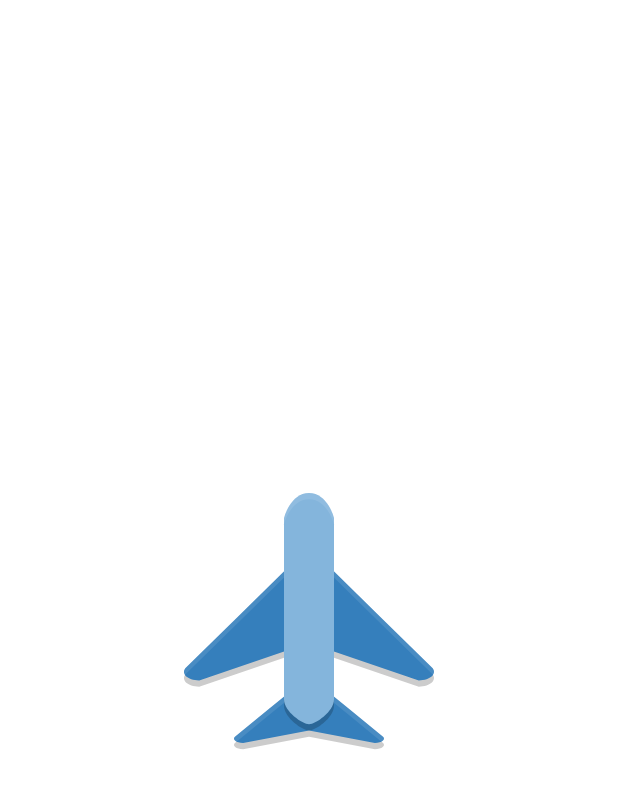
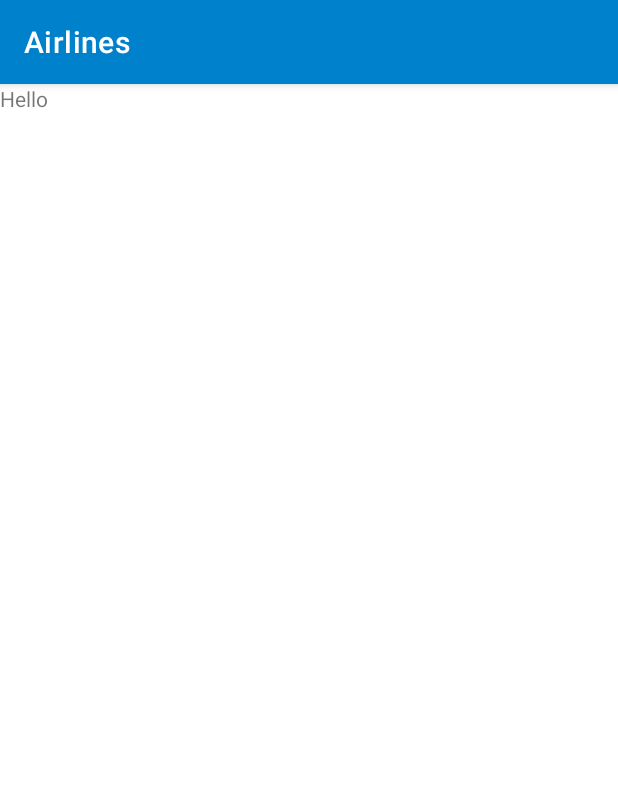
Before and after one commit to tilakas13/KoltinAirlinesApp, an Android app: the screen it shows after launch (MainActivity), on a phone screen of 412 x 824 dp. Shown: the top 788 px of the screen. Run offline under Robolectric (Android 15) with nearby library versions, the phone set to English and light mode, and no system bars.

Commit message:
Added navigation component

```diff
--- a/app/build.gradle
+++ b/app/build.gradle
@@ -43,7 +43,11 @@ dependencies {
     implementation 'androidx.constraintlayout:constraintlayout:2.0.4'
     implementation 'androidx.lifecycle:lifecycle-livedata-ktx:2.2.0'
     implementation 'androidx.lifecycle:lifecycle-viewmodel-ktx:2.2.0'
-    implementation 'androidx.legacy:legacy-support-v4:1.0.0'
+
+    def nav_version = "2.3.2"
+    implementation "androidx.navigation:navigation-fragment-ktx:$nav_version"
+    implementation "androidx.navigation:navigation-ui-ktx:$nav_version"
+
     testImplementation 'junit:junit:4.+'
     androidTestImplementation 'androidx.test.ext:junit:1.1.2'
     androidTestImplementation 'androidx.test.espresso:espresso-core:3.3.0'
--- a/app/src/main/AndroidManifest.xml
+++ b/app/src/main/AndroidManifest.xml
@@ -1,6 +1,6 @@
 <?xml version="1.0" encoding="utf-8"?>
 <manifest xmlns:android="http://schemas.android.com/apk/res/android"
-    package="com.apps.tilak.koltinairlinesapp">
+    package="com.apps.tilak.airlines">
 
     <application
         android:allowBackup="true"
@@ -9,7 +9,7 @@
         android:roundIcon="@mipmap/ic_launcher_round"
         android:supportsRtl="true"
         android:theme="@style/Theme.KoltinAirlinesApp">
-        <activity android:name=".MainActivity">
+        <activity android:name="com.apps.tilak.airlines.MainActivity">
             <intent-filter>
                 <action android:name="android.intent.action.MAIN" />
 
--- /dev/null
+++ b/app/src/main/java/com/apps/tilak/airlines/ui/main/AirlineListFragment.kt
@@ -0,0 +1,34 @@
+package com.apps.tilak.airlines.ui.main
+
+import androidx.lifecycle.ViewModelProvider
+import android.os.Bundle
+import androidx.fragment.app.Fragment
+import android.view.LayoutInflater
+import android.view.View
+import android.view.ViewGroup
+import androidx.appcompat.app.AppCompatActivity
+import com.apps.tilak.airlines.R
+
+class AirlineListFragment : Fragment() {
+
+    companion object {
+        fun newInstance() = AirlineListFragment()
+    }
+
+    private lateinit var viewModel: AirlineListViewModel
+
+    override fun onCreateView(
+        inflater: LayoutInflater, container: ViewGroup?,
+        savedInstanceState: Bundle?
+    ): View? {
+        return inflater.inflate(R.layout.airline_list_fragment, container, false)
+    }
+
+    override fun onActivityCreated(savedInstanceState: Bundle?) {
+        super.onActivityCreated(savedInstanceState)
+        (requireActivity() as AppCompatActivity).supportActionBar?.show()
+        viewModel = ViewModelProvider(this).get(AirlineListViewModel::class.java)
+        // TODO: Use the ViewModel
+    }
+
+}
--- /dev/null
+++ b/app/src/main/java/com/apps/tilak/airlines/ui/main/AirlineListViewModel.kt
@@ -0,0 +1,7 @@
+package com.apps.tilak.airlines.ui.main
+
+import androidx.lifecycle.ViewModel
+
+class AirlineListViewModel : ViewModel() {
+    // TODO: Implement the ViewModel
+}
--- a/app/src/main/java/com/apps/tilak/koltinairlinesapp/ui/main/SplashFragment.kt
+++ b/app/src/main/java/com/apps/tilak/airlines/ui/main/SplashFragment.kt
@@ -1,14 +1,16 @@
-package com.apps.tilak.koltinairlinesapp.ui.main
+package com.apps.tilak.airlines.ui.main
 
-import androidx.lifecycle.ViewModelProvider
 import android.os.Bundle
-import androidx.fragment.app.Fragment
+import android.os.Handler
+import android.os.Looper
 import android.view.LayoutInflater
 import android.view.View
 import android.view.ViewGroup
-import android.view.Window
 import androidx.appcompat.app.AppCompatActivity
-import com.apps.tilak.koltinairlinesapp.R
+import androidx.fragment.app.Fragment
+import androidx.lifecycle.ViewModelProvider
+import androidx.navigation.fragment.findNavController
+import com.apps.tilak.airlines.R
 
 class SplashFragment : Fragment() {
 
@@ -27,7 +29,13 @@ class SplashFragment : Fragment() {
     override fun onActivityCreated(savedInstanceState: Bundle?) {
         super.onActivityCreated(savedInstanceState)
         viewModel = ViewModelProvider(this).get(SplashViewModel::class.java)
-        // TODO: Use the ViewModel
+
+
+        Handler(Looper.getMainLooper()).postDelayed(object : Runnable {
+            override fun run() {
+                findNavController().navigate(R.id.action_splash_to_list_airline)
+            }
+        },2500)
     }
 
 }
--- a/app/src/main/java/com/apps/tilak/koltinairlinesapp/ui/main/SplashViewModel.kt
+++ b/app/src/main/java/com/apps/tilak/airlines/ui/main/SplashViewModel.kt
@@ -1,4 +1,4 @@
-package com.apps.tilak.koltinairlinesapp.ui.main
+package com.apps.tilak.airlines.ui.main
 
 import androidx.lifecycle.ViewModel
 
--- a/app/src/main/java/com/apps/tilak/koltinairlinesapp/MainActivity.kt
+++ /dev/null
@@ -1,18 +0,0 @@
-package com.apps.tilak.koltinairlinesapp
-
-import androidx.appcompat.app.AppCompatActivity
-import android.os.Bundle
-import com.apps.tilak.koltinairlinesapp.ui.main.SplashFragment
-
-class MainActivity : AppCompatActivity() {
-
-    override fun onCreate(savedInstanceState: Bundle?) {
-        super.onCreate(savedInstanceState)
-        setContentView(R.layout.main_activity)
-        if (savedInstanceState == null) {
-            supportFragmentManager.beginTransaction()
-                    .replace(R.id.container, SplashFragment.newInstance())
-                    .commitNow()
-        }
-    }
-}
--- /dev/null
+++ b/app/src/main/res/layout/airline_list_fragment.xml
@@ -0,0 +1,13 @@
+<?xml version="1.0" encoding="utf-8"?>
+<FrameLayout xmlns:android="http://schemas.android.com/apk/res/android"
+    xmlns:tools="http://schemas.android.com/tools"
+    android:layout_width="match_parent"
+    android:layout_height="match_parent"
+    tools:context=".ui.main.AirlineListFragment">
+
+    <TextView
+        android:layout_width="match_parent"
+        android:layout_height="match_parent"
+        android:text="Hello" />
+
+</FrameLayout>
--- a/app/src/main/res/layout/main_activity.xml
+++ b/app/src/main/res/layout/main_activity.xml
@@ -1,7 +1,25 @@
 <?xml version="1.0" encoding="utf-8"?>
-<FrameLayout xmlns:android="http://schemas.android.com/apk/res/android"
+<androidx.constraintlayout.widget.ConstraintLayout
+    xmlns:android="http://schemas.android.com/apk/res/android"
+    xmlns:app="http://schemas.android.com/apk/res-auto"
     xmlns:tools="http://schemas.android.com/tools"
-    android:id="@+id/container"
     android:layout_width="match_parent"
     android:layout_height="match_parent"
-    tools:context=".MainActivity" />
+    tools:context=".MainActivity">
+
+
+    <androidx.fragment.app.FragmentContainerView
+        android:id="@+id/nav_host_fragment"
+        android:name="androidx.navigation.fragment.NavHostFragment"
+        android:layout_width="0dp"
+        android:layout_height="0dp"
+        app:layout_constraintLeft_toLeftOf="parent"
+        app:layout_constraintRight_toRightOf="parent"
+        app:layout_constraintTop_toTopOf="parent"
+        app:layout_constraintBottom_toBottomOf="parent"
+
+        app:defaultNavHost="true"
+        app:navGraph="@navigation/nav_graph" />
+
+
+</androidx.constraintlayout.widget.ConstraintLayout>
--- /dev/null
+++ b/app/src/main/res/navigation/nav_graph.xml
@@ -0,0 +1,28 @@
+<?xml version="1.0" encoding="utf-8"?>
+<navigation xmlns:android="http://schemas.android.com/apk/res/android"
+    xmlns:app="http://schemas.android.com/apk/res-auto"
+    xmlns:tools="http://schemas.android.com/tools"
+    android:id="@+id/app_navigation"
+    app:startDestination="@id/splash_screen_fragment">
+
+
+    <fragment
+        android:id="@+id/splash_screen_fragment"
+        android:name="com.apps.tilak.airlines.ui.main.SplashFragment"
+        android:label="fragment_my_home"
+        tools:layout="@layout/splash_fragment">
+
+        <action
+            android:id="@+id/action_splash_to_list_airline"
+            app:destination="@id/airlineListFragment"
+            app:launchSingleTop="true"
+            app:popUpTo="@id/airlineListFragment"
+            app:popUpToInclusive="true" />
+    </fragment>
+
+    <fragment
+        android:id="@+id/airlineListFragment"
+        android:name="com.apps.tilak.airlines.ui.main.AirlineListFragment"
+        android:label="airline_list_fragment"
+        tools:layout="@layout/airline_list_fragment" />
+</navigation>
--- a/app/src/main/res/values/colors.xml
+++ b/app/src/main/res/values/colors.xml
@@ -1,8 +1,8 @@
 <?xml version="1.0" encoding="utf-8"?>
 <resources>
-    <color name="purple_200">#FFBB86FC</color>
-    <color name="purple_500">#FF6200EE</color>
-    <color name="purple_700">#FF3700B3</color>
+    <color name="purple_200">#0081cb</color>
+    <color name="purple_500">#0081cb</color>
+    <color name="purple_700">#0081cb</color>
     <color name="teal_200">#FF03DAC5</color>
     <color name="teal_700">#FF018786</color>
     <color name="black">#FF000000</color>
```
Also changed, not shown: app/src/main/java/com/apps/tilak/airlines/MainActivity.kt (added, +17 -0 lines), 4 other files.
